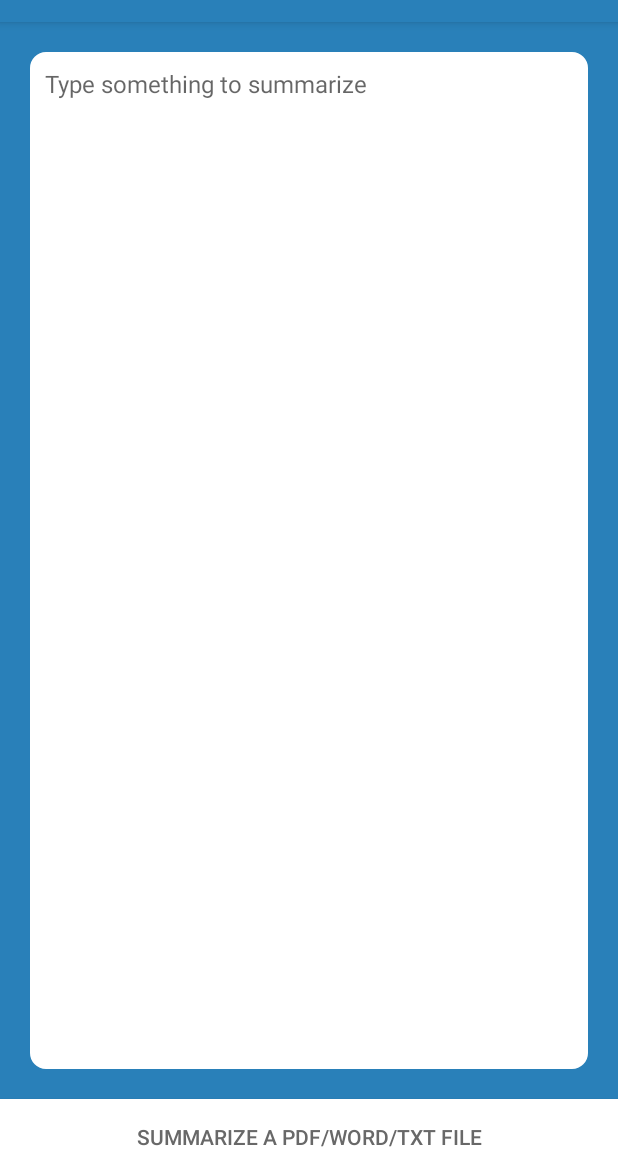
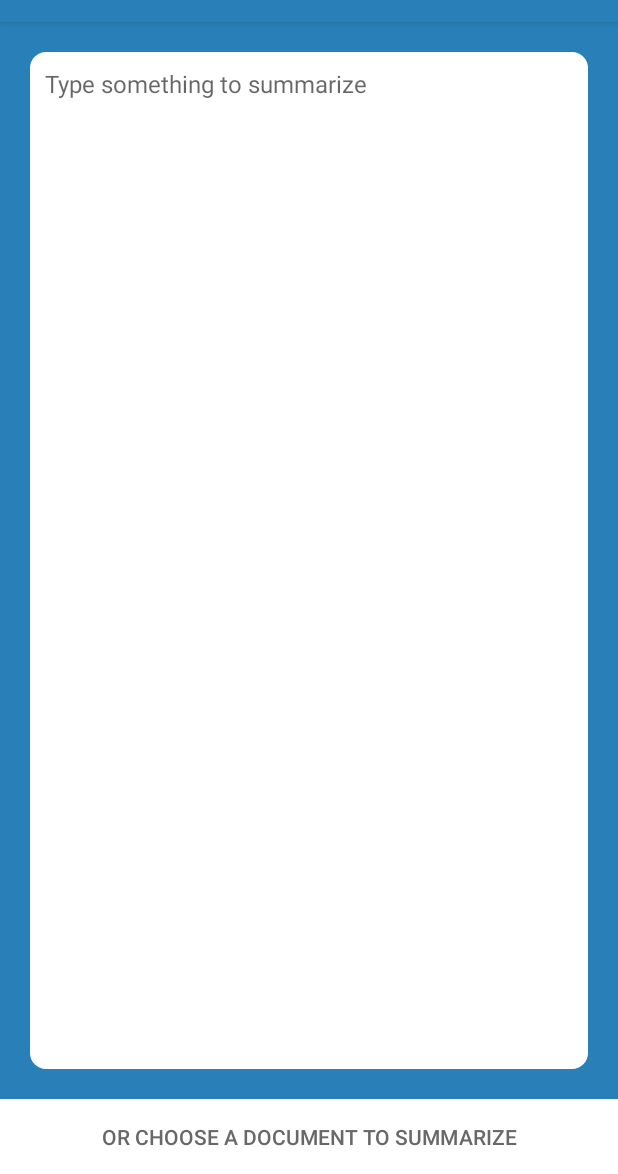
Before and after one commit to Asutosh11/TextSummarizeX, an Android app: the screen it shows after launch (MainActivity), on a phone screen of 412 x 824 dp, the part 62-1236 px from its top. Run offline under Robolectric (Android 15) with nearby library versions, the phone set to English and light mode, and no system bars.

Commit message:
Android app: remove Document Reader library, UI improvements

```diff
--- a/app/build.gradle
+++ b/app/build.gradle
@@ -55,6 +55,5 @@ dependencies {
     testImplementation 'junit:junit:4.13'
     androidTestImplementation 'androidx.test.ext:junit:1.1.1'
     androidTestImplementation 'androidx.test.espresso:espresso-core:3.2.0'
-    implementation 'com.github.Asutosh11:DocumentReader:0.12'
     implementation "androidx.multidex:multidex:2.0.1"
 }
--- a/app/src/main/res/layout/activity_main.xml
+++ b/app/src/main/res/layout/activity_main.xml
@@ -51,7 +51,7 @@
         android:id="@+id/button"
         android:layout_width="match_parent"
         android:layout_height="50dp"
-        android:text="Summarize a PDF/word/txt file" />
+        android:text="Or Choose a Document to Summarize" />
 
 
 </LinearLayout>
```
Also changed, not shown: app/src/main/java/com/thoughtleaf/textsummarizex/MainActivity.kt (+2 -13 lines).
